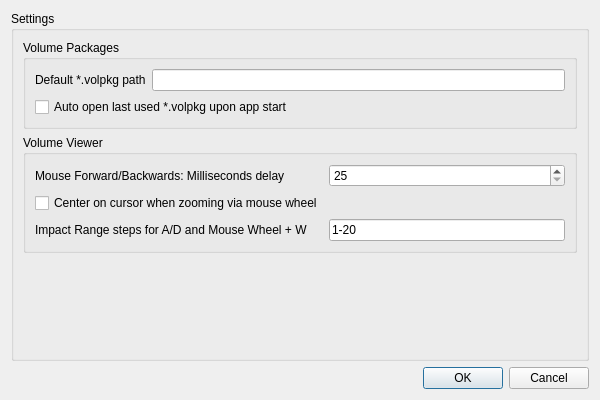
This is volume-cartographer/apps/VC/VCSettings.ui in SuperOptimizer/villa as Qt 5 draws it before an edit. The edited form follows.
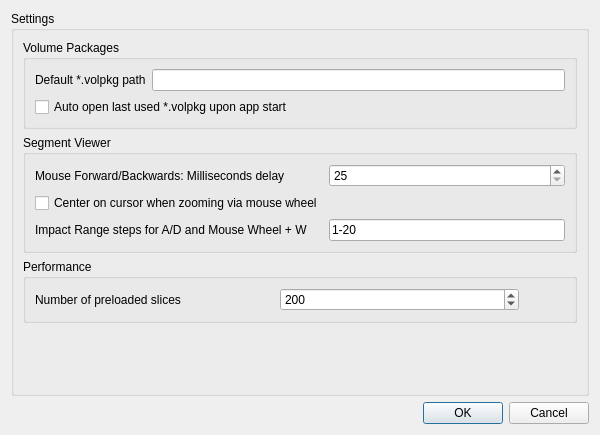
This is the edited form. Icons and pictures are not drawn.

Commit message: added setting to adjust number of preloaded slices

```diff
--- a/volume-cartographer/apps/VC/VCSettings.ui
+++ b/volume-cartographer/apps/VC/VCSettings.ui
@@ -7,14 +7,14 @@
     <x>0</x>
     <y>0</y>
     <width>600</width>
-    <height>400</height>
+    <height>435</height>
    </rect>
   </property>
   <property name="windowTitle">
    <string>Dialog</string>
   </property>
-  <layout class="QVBoxLayout" name="verticalLayout">
-   <item>
+  <layout class="QGridLayout" name="gridLayout_3">
+   <item row="0" column="0">
     <widget class="QGroupBox" name="groupBox">
      <property name="title">
       <string>Settings</string>
@@ -49,7 +49,7 @@
       <item row="1" column="0" colspan="2">
        <widget class="QGroupBox" name="groupBox_3">
         <property name="title">
-         <string>Volume Viewer</string>
+         <string>Segment Viewer</string>
         </property>
         <layout class="QGridLayout" name="gridLayout_2">
          <item row="0" column="0">
@@ -96,10 +96,62 @@
         </layout>
        </widget>
       </item>
+      <item row="2" column="0" colspan="2">
+       <widget class="QGroupBox" name="groupBox_4">
+        <property name="title">
+         <string>Performance</string>
+        </property>
+        <layout class="QGridLayout" name="gridLayout_4" columnstretch="1,1,0" columnminimumwidth="1,1,0">
+         <item row="0" column="0">
+          <widget class="QLabel" name="label_4">
+           <property name="text">
+            <string>Number of preloaded slices</string>
+           </property>
+          </widget>
+         </item>
+         <item row="0" column="1">
+          <widget class="QSpinBox" name="spinPreloadedSlices">
+           <property name="maximum">
+            <number>9999</number>
+           </property>
+           <property name="value">
+            <number>200</number>
+           </property>
+          </widget>
+         </item>
+         <item row="0" column="2">
+          <widget class="QPushButton" name="btnHelpPreloadedSlices">
+           <property name="enabled">
+            <bool>true</bool>
+           </property>
+           <property name="sizePolicy">
+            <sizepolicy hsizetype="Minimum" vsizetype="Minimum">
+             <horstretch>0</horstretch>
+             <verstretch>0</verstretch>
+            </sizepolicy>
+           </property>
+           <property name="toolTip">
+            <string>&lt;html&gt;&lt;head/&gt;&lt;body&gt;&lt;p&gt;Number of slices that will be preloaded into RAM once you enter the Segmentation Tool. &lt;/p&gt;&lt;p&gt;They are centered around the slice the Segmentation Tool was started on (half above, half below).&lt;/p&gt;&lt;/body&gt;&lt;/html&gt;</string>
+           </property>
+           <property name="text">
+            <string/>
+           </property>
+           <property name="icon">
+            <iconset theme="help-contents">
+             <normaloff>.</normaloff>.</iconset>
+           </property>
+           <property name="flat">
+            <bool>true</bool>
+           </property>
+          </widget>
+         </item>
+        </layout>
+       </widget>
+      </item>
      </layout>
     </widget>
    </item>
-   <item>
+   <item row="1" column="0">
     <widget class="QDialogButtonBox" name="buttonBox">
      <property name="orientation">
       <enum>Qt::Horizontal</enum>
```
The commit also changes 3 other files.
